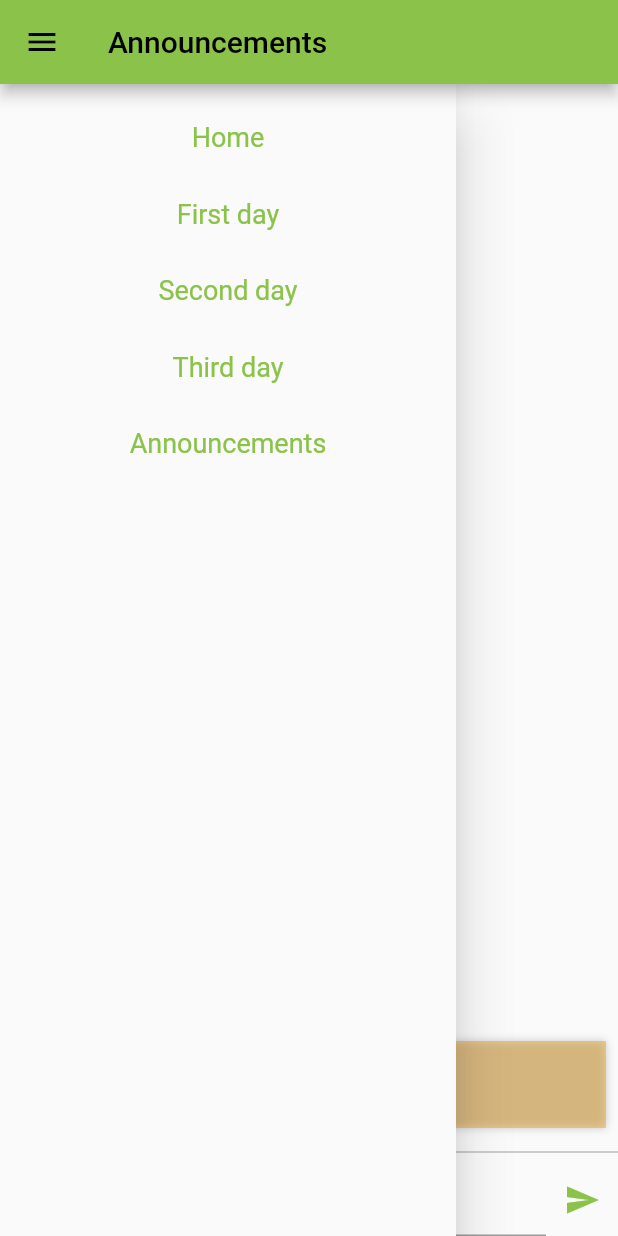
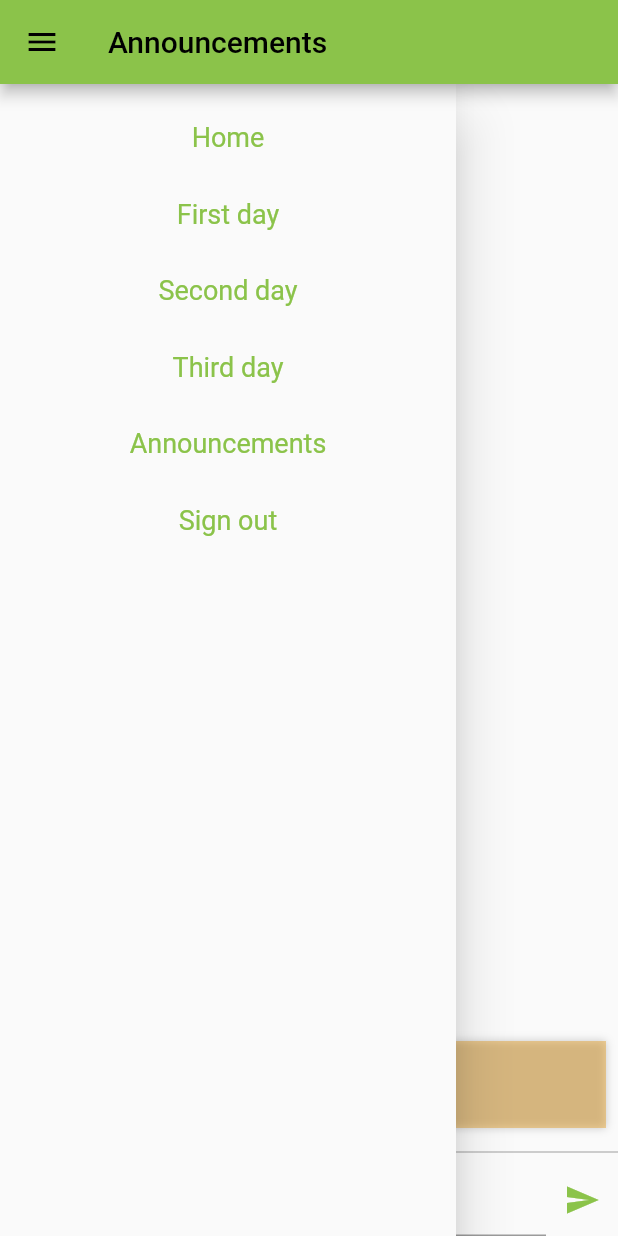
Before and after one commit to kubaurban/EventGuideApp, a Flutter app: the Announcements screen opened by its route, after a tap on the "send" icon, after a tap on the "menu" icon, on a phone screen of 412 x 824 dp. Run offline on Flutter 3.47's test engine with Material 2 defaults, Android fonts, the light colour scheme and no system bars; our stand-ins replace cloud_firestore, firebase_auth, firebase_core, flutter_bloc; accounts and stored records are empty; network calls fail.

Commit message:
enable signing out

```diff
--- a/lib/nav-bar/nav-bar-item.dart
+++ b/lib/nav-bar/nav-bar-item.dart
@@ -1,17 +1,17 @@
 import 'package:flutter/material.dart';
 
 class NavBarItem extends StatelessWidget {
-  const NavBarItem({super.key, required this.content, required this.route});
+  const NavBarItem({super.key, required this.content, this.onClick});
 
   final String content;
-  final String route;
+  final void Function()? onClick;
 
   @override
   Widget build(BuildContext context) {
     return InkWell(
       radius: 0,
       highlightColor: const Color.fromARGB(101, 121, 129, 122),
-      onTap: () => Navigator.pushNamed(context, route),
+      onTap: onClick,
       child: Row(
         mainAxisAlignment: MainAxisAlignment.spaceAround,
         children: [
--- a/lib/nav-bar/nav-bar.dart
+++ b/lib/nav-bar/nav-bar.dart
@@ -1,5 +1,8 @@
 import 'package:event_guide/nav-bar/nav-bar-item.dart';
 import 'package:flutter/material.dart';
+import 'package:flutter_bloc/flutter_bloc.dart';
+
+import '../auth/auth-cubit.dart';
 
 class NavBar extends StatelessWidget {
   const NavBar({super.key});
@@ -8,28 +11,37 @@ class NavBar extends StatelessWidget {
   Widget build(BuildContext context) {
     return Drawer(
       child: Column(
-        children: const [
-          SizedBox(height: 10),
+        children: [
+          const SizedBox(height: 10),
           NavBarItem(
             content: 'Home',
-            route: '/',
+            onClick: () => Navigator.pushNamed(context, '/'),
           ),
           NavBarItem(
             content: 'First day',
-            route: '/first-day',
+            onClick: () => Navigator.pushNamed(context, '/first-day'),
           ),
           NavBarItem(
             content: 'Second day',
-            route: '/first-day',
+            onClick: () => Navigator.pushNamed(context, '/first-day'),
           ),
           NavBarItem(
             content: 'Third day',
-            route: '/first-day',
+            onClick: () => Navigator.pushNamed(context, '/first-day'),
           ),
-          NavBarItem(
-            content: 'Announcements',
-            route: '/announcements',
-          ),
+          if (context.read<AuthCubit>().authService.isSignedIn) ...[
+            NavBarItem(
+              content: 'Announcements',
+              onClick: () => Navigator.pushNamed(context, '/announcements'),
+            ),
+            NavBarItem(
+              content: 'Sign out',
+              onClick: () {
+                context.read<AuthCubit>().signOut();
+                Navigator.pushNamed(context, '/');
+              },
+            ),
+          ]
         ],
       ),
     );
```
Also changed, not shown: lib/auth/auth-gate.dart (+1 -15 lines), lib/main.dart (+18 -2 lines).
